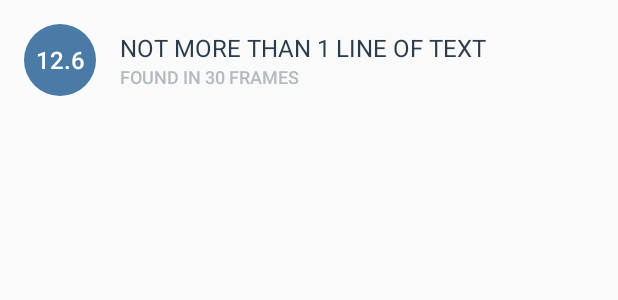
After one commit to BE-PROJECTS2018/GroupNo51-SeeFood, an Android app: the layout list_item.xml on its own in the app's theme, with its tools: preview values and no code run, on a phone screen of 412 x 824 dp. The commit adds this screen. Shown: the top 300 px of the screen. Run offline under Robolectric (Android 15) with nearby library versions, the phone set to English and light mode, and no system bars.

Commit message:
Added ObjectAdapter.java to display custom TextView in ListView

```diff
--- /dev/null
+++ b/app/src/main/res/drawable/magnitude_circle.xml
@@ -0,0 +1,10 @@
+<?xml version="1.0" encoding="utf-8"?>
+<!-- Background circle for the magnitude value -->
+<shape xmlns:android="http://schemas.android.com/apk/res/android"
+    android:shape="oval">
+    <solid android:color="@color/confidence1" />
+    <size
+        android:width="48dp"
+        android:height="48dp" />
+    <corners android:radius="18dp" />
+</shape>
--- /dev/null
+++ b/app/src/main/res/layout/list_item.xml
@@ -0,0 +1,60 @@
+<?xml version="1.0" encoding="utf-8"?>
+<LinearLayout xmlns:android="http://schemas.android.com/apk/res/android"
+    xmlns:tools="http://schemas.android.com/tools"
+    android:layout_width="match_parent"
+    android:layout_height="wrap_content"
+    android:orientation="horizontal"
+    android:padding="16dp">
+
+    <TextView
+        android:id="@+id/confidence_text_view"
+        android:layout_width="48dp"
+        android:layout_height="48dp"
+        android:layout_gravity="center_vertical"
+        android:layout_marginEnd="16dp"
+        android:layout_marginRight="16dp"
+        android:background="@drawable/magnitude_circle"
+        android:fontFamily="sans-serif-medium"
+        android:gravity="center"
+        android:textColor="@android:color/white"
+        android:textSize="16sp"
+        tools:text="12.6" />
+
+    <RelativeLayout
+        android:layout_width="match_parent"
+        android:layout_height="match_parent"
+        android:layout_gravity="center_vertical">
+
+        <LinearLayout
+            android:layout_width="wrap_content"
+            android:layout_height="wrap_content"
+            android:orientation="vertical"
+            android:layout_centerVertical="true">
+
+            <TextView
+                android:id="@+id/object_text_view"
+                android:layout_width="wrap_content"
+                android:layout_height="wrap_content"
+                android:ellipsize="end"
+                android:maxLines="1"
+                android:textAllCaps="true"
+                android:textColor="@color/textColorObjectLocation"
+                android:textSize="16sp"
+                tools:text="Not more than 1 line of text" />
+
+            <TextView
+                android:id="@+id/frames_text_view"
+                android:layout_width="wrap_content"
+                android:layout_height="wrap_content"
+                android:ellipsize="end"
+                android:fontFamily="sans-serif-medium"
+                android:maxLines="1"
+                android:textAllCaps="true"
+                android:textColor="@color/textColorObjectDetails"
+                android:textSize="12sp"
+                tools:text="Found in 30 frames" />
+
+        </LinearLayout>
+    </RelativeLayout>
+
+</LinearLayout>
--- a/app/src/main/res/values/colors.xml
+++ b/app/src/main/res/values/colors.xml
@@ -3,4 +3,41 @@
     <color name="colorPrimary">#3F51B5</color>
     <color name="colorPrimaryDark">#303F9F</color>
     <color name="colorAccent">#FF4081</color>
+
+
+    <!-- Color for an object with confidence 0 and 2 -->
+    <color name="confidence1">#4A7BA7</color>
+
+    <!-- confidence circle color for an object with confidence between 2 and 3 -->
+    <color name="confidence2">#04B4B3</color>
+
+    <!-- confidence circle color for an object with confidence between 3 and 4 -->
+    <color name="confidence3">#10CAC9</color>
+
+    <!-- confidence circle color for an object with confidence between 4 and 5 -->
+    <color name="confidence4">#F5A623</color>
+
+    <!-- confidence circle color for an object with confidence between 5 and 6 -->
+    <color name="confidence5">#FF7D50</color>
+
+    <!-- confidence circle color for an object with confidence between 6 and 7 -->
+    <color name="confidence6">#FC6644</color>
+
+    <!-- confidence circle color for an object with confidence between 7 and 8 -->
+    <color name="confidence7">#E75F40</color>
+
+    <!-- confidence circle color for an object with confidence between 8 and 9 -->
+    <color name="confidence8">#E13A20</color>
+
+    <!-- confidence circle color for an object with confidence between 9 and 10 -->
+    <color name="confidence9">#D93218</color>
+
+    <!-- confidence circle color for an object with confidence over 10 -->
+    <color name="confidence10plus">#C03823</color>
+
+    <!-- Text color for the details of the object in the list item -->
+    <color name="textColorObjectDetails">#B4BAC0</color>
+
+    <!-- Text color for the primary location of the object in the list item -->
+    <color name="textColorObjectLocation">#2B3D4D</color>
 </resources>
```
Also changed, not shown: app/src/main/java/com/example/ubuntu/seefood/MainActivity.java (+25 -21 lines), app/src/main/java/com/example/ubuntu/seefood/ObjectAdapter.java (added, +99 -0 lines).
